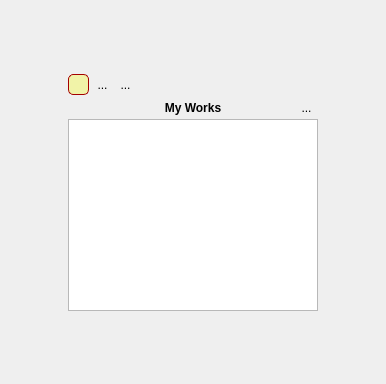
parisa-hr/DesktopNote, file mainwindow.ui: the form before one commit.
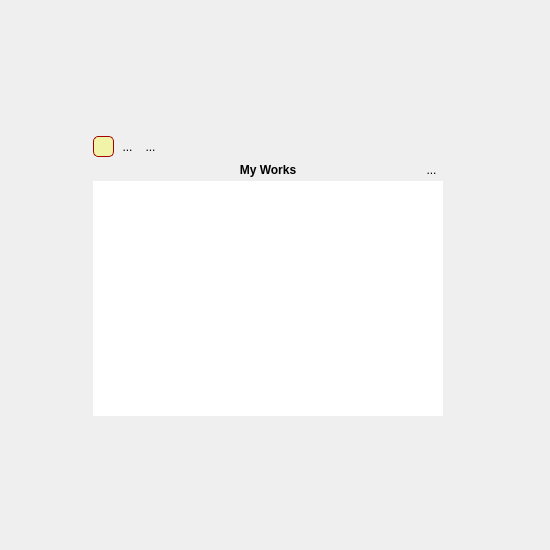
The form after the commit. Icons and pictures are not drawn.

Patch:
```diff
--- a/mainwindow.ui
+++ b/mainwindow.ui
@@ -6,8 +6,8 @@
    <rect>
     <x>0</x>
     <y>0</y>
-    <width>386</width>
-    <height>384</height>
+    <width>550</width>
+    <height>550</height>
    </rect>
   </property>
   <property name="windowTitle">
@@ -168,48 +168,6 @@
          </property>
         </widget>
        </item>
-       <item row="3" column="0" rowspan="2">
-        <spacer name="horizontalSpacer_2">
-         <property name="orientation">
-          <enum>Qt::Horizontal</enum>
-         </property>
-         <property name="sizeHint" stdset="0">
-          <size>
-           <width>40</width>
-           <height>20</height>
-          </size>
-         </property>
-        </spacer>
-       </item>
-       <item row="5" column="1" colspan="16">
-        <spacer name="verticalSpacer">
-         <property name="orientation">
-          <enum>Qt::Vertical</enum>
-         </property>
-         <property name="sizeHint" stdset="0">
-          <size>
-           <width>20</width>
-           <height>40</height>
-          </size>
-         </property>
-        </spacer>
-       </item>
-       <item row="4" column="4" colspan="14">
-        <widget class="QTextEdit" name="textEdit"/>
-       </item>
-       <item row="3" column="20" rowspan="2">
-        <spacer name="horizontalSpacer">
-         <property name="orientation">
-          <enum>Qt::Horizontal</enum>
-         </property>
-         <property name="sizeHint" stdset="0">
-          <size>
-           <width>40</width>
-           <height>20</height>
-          </size>
-         </property>
-        </spacer>
-       </item>
        <item row="1" column="0" colspan="2">
         <spacer name="horizontalSpacer_3">
          <property name="orientation">
@@ -401,6 +359,64 @@
          </property>
         </widget>
        </item>
+       <item row="3" column="0" rowspan="2" colspan="3">
+        <spacer name="horizontalSpacer_2">
+         <property name="orientation">
+          <enum>Qt::Horizontal</enum>
+         </property>
+         <property name="sizeType">
+          <enum>QSizePolicy::Expanding</enum>
+         </property>
+         <property name="sizeHint" stdset="0">
+          <size>
+           <width>40</width>
+           <height>20</height>
+          </size>
+         </property>
+        </spacer>
+       </item>
+       <item row="3" column="19" rowspan="2" colspan="2">
+        <spacer name="horizontalSpacer">
+         <property name="orientation">
+          <enum>Qt::Horizontal</enum>
+         </property>
+         <property name="sizeType">
+          <enum>QSizePolicy::Expanding</enum>
+         </property>
+         <property name="sizeHint" stdset="0">
+          <size>
+           <width>40</width>
+           <height>20</height>
+          </size>
+         </property>
+        </spacer>
+       </item>
+       <item row="4" column="4" colspan="15" alignment="Qt::AlignRight|Qt::AlignTop">
+        <widget class="QTextEdit" name="textEdit">
+         <property name="minimumSize">
+          <size>
+           <width>350</width>
+           <height>235</height>
+          </size>
+         </property>
+         <property name="styleSheet">
+          <string notr="true">border:none;</string>
+         </property>
+        </widget>
+       </item>
+       <item row="5" column="1" colspan="18">
+        <spacer name="verticalSpacer">
+         <property name="orientation">
+          <enum>Qt::Vertical</enum>
+         </property>
+         <property name="sizeHint" stdset="0">
+          <size>
+           <width>20</width>
+           <height>40</height>
+          </size>
+         </property>
+        </spacer>
+       </item>
       </layout>
      </widget>
     </item>
```
